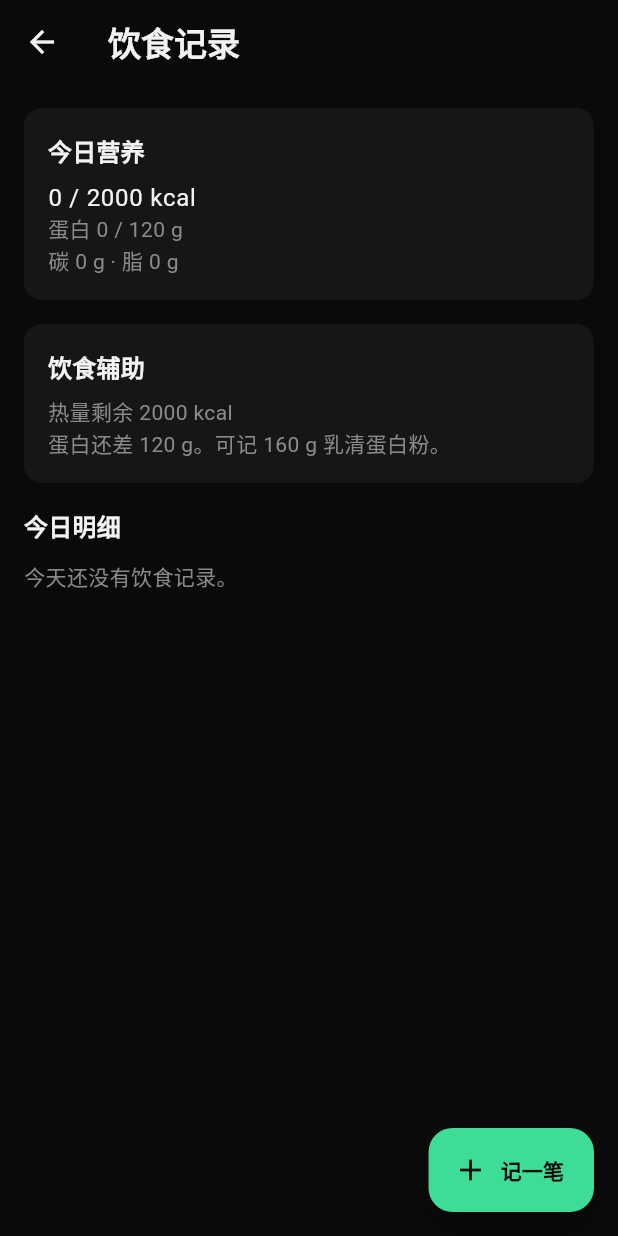
After one commit to fuyuefa/curvefree, a Flutter app: the NutritionPage screen opened directly, on a phone screen of 412 x 824 dp. The commit adds this screen. Run offline on Flutter 3.47's test engine with Material 3 defaults, Android fonts, the phone set to English and light mode, and no system bars; our stand-ins replace flutter_riverpod, lottie, shared_preferences; accounts and stored records are empty.

Commit message:
feat(nutrition): log meals from a licensed local food table
Users can search staples, record grams, see daily macros against targets, and get a protein-gap suggestion without scraping or cloud sync.

```diff
--- a/lib/core/constants/app_tokens.dart
+++ b/lib/core/constants/app_tokens.dart
@@ -30,7 +30,16 @@ abstract final class AppStrings {
   static const String training = '训练';
   static const String nutrition = '饮食';
   static const String trainingHint = '记录组数、重量；动作库可查 Lottie';
-  static const String nutritionHint = '记录饮食与营养目标（后续模块）';
+  static const String nutritionHint = '记饮食、热量蛋白与缺口建议';
+  static const String nutritionLogTitle = '饮食记录';
+  static const String addFood = '记一笔';
+  static const String pickFood = '选择食物';
+  static const String searchFoodHint = '搜索鸡胸、米饭…';
+  static const String emptyFoodLogs = '今天还没有饮食记录。';
+  static const String gramsLabel = '克';
+  static const String todayMacros = '今日营养';
+  static const String dietAssistTitle = '饮食辅助';
+  static const String dietAssistMet = '蛋白目标已覆盖。';
   static const String trainingLogTitle = '训练记录';
   static const String startWorkout = '开始训练';
   static const String emptyWorkouts = '还没有训练课。点下方开始，当场记组。';
--- /dev/null
+++ b/lib/features/nutrition/data/food_catalog.dart
@@ -0,0 +1,68 @@
+import 'dart:convert';
+
+import 'package:curvefree/features/nutrition/models/food_models.dart';
+import 'package:curvefree/features/nutrition/nutrition_constants.dart';
+import 'package:flutter/services.dart';
+
+final class FoodCatalog {
+  FoodCatalog(this.items);
+
+  final List<FoodItem> items;
+
+  static const String assetPath = 'assets/data/foods.json';
+
+  static Future<FoodCatalog> loadFromBundle() async {
+    final raw = await rootBundle.loadString(assetPath);
+    return parse(raw);
+  }
+
+  static FoodCatalog parse(String raw) {
+    final decoded = jsonDecode(raw);
+    if (decoded is! Map) {
+      return FoodCatalog(const <FoodItem>[]);
+    }
+    final foods = decoded[FoodAssetKeys.foods];
+    if (foods is! List) {
+      return FoodCatalog(const <FoodItem>[]);
+    }
+    final items = foods
+        .whereType<Map<Object?, Object?>>()
+        .map(
+          (Map<Object?, Object?> item) => FoodItem.fromJson(
+            item.map(
+              (Object? key, Object? value) => MapEntry(key.toString(), value),
+            ),
+          ),
+        )
+        .toList(growable: false);
+    return FoodCatalog(items);
+  }
+
+  List<FoodItem> search(String query) {
+    final needle = query.trim();
+    if (needle.isEmpty) {
+      return items;
+    }
+    return items
+        .where((FoodItem item) => item.nameZh.contains(needle))
+        .toList(growable: false);
+  }
+
+  FoodItem? byId(String id) {
+    for (final FoodItem item in items) {
+      if (item.id == id) {
+        return item;
+      }
+    }
+    return null;
+  }
+
+  FoodItem? highestProtein() {
+    if (items.isEmpty) {
+      return null;
+    }
+    return items.reduce(
+      (FoodItem a, FoodItem b) => a.proteinG >= b.proteinG ? a : b,
+    );
+  }
+}
--- /dev/null
+++ b/lib/features/nutrition/models/food_models.dart
@@ -0,0 +1,117 @@
+import 'package:curvefree/features/nutrition/nutrition_constants.dart';
+
+final class FoodItem {
+  const FoodItem({
+    required this.id,
+    required this.nameZh,
+    required this.source,
+    required this.kcal,
+    required this.proteinG,
+    required this.carbG,
+    required this.fatG,
+  });
+
+  final String id;
+  final String nameZh;
+  final String source;
+  final double kcal;
+  final double proteinG;
+  final double carbG;
+  final double fatG;
+
+  double scale(double per100, double grams) =>
+      per100 * grams / NutritionDefaults.gramsPerReference;
+
+  factory FoodItem.fromJson(Map<String, Object?> json) {
+    return FoodItem(
+      id: json[FoodAssetKeys.id]?.toString() ?? '',
+      nameZh: json[FoodAssetKeys.nameZh]?.toString() ?? '',
+      source: json[FoodAssetKeys.source]?.toString() ?? 'estimate',
+      kcal: _asDouble(json[FoodAssetKeys.kcal]),
+      proteinG: _asDouble(json[FoodAssetKeys.proteinG]),
+      carbG: _asDouble(json[FoodAssetKeys.carbG]),
+      fatG: _asDouble(json[FoodAssetKeys.fatG]),
+    );
+  }
+}
+
+final class FoodLogEntry {
+  const FoodLogEntry({
+    required this.id,
+    required this.loggedAt,
+    required this.foodId,
+    required this.nameZh,
+    required this.grams,
+    required this.meal,
+  });
+
+  final String id;
+  final DateTime loggedAt;
+  final String foodId;
+  final String nameZh;
+  final double grams;
+  final String meal;
+
+  factory FoodLogEntry.fromJson(Map<String, Object?> json) {
+    return FoodLogEntry(
+      id: json[NutritionJsonKeys.id]?.toString() ?? '',
+      loggedAt:
+          DateTime.tryParse(
+            json[NutritionJsonKeys.loggedAt]?.toString() ?? '',
+          ) ??
+          DateTime.now(),
+      foodId: json[NutritionJsonKeys.foodId]?.toString() ?? '',
+      nameZh: json[NutritionJsonKeys.nameZh]?.toString() ?? '',
+      grams: _asDouble(json[NutritionJsonKeys.grams]),
+      meal: json[NutritionJsonKeys.meal]?.toString() ?? MealNames.snack,
+    );
+  }
+
+  Map<String, Object?> toJson() {
+    return <String, Object?>{
+      NutritionJsonKeys.id: id,
+      NutritionJsonKeys.loggedAt: loggedAt.toIso8601String(),
+      NutritionJsonKeys.foodId: foodId,
+      NutritionJsonKeys.nameZh: nameZh,
+      NutritionJsonKeys.grams: grams,
+      NutritionJsonKeys.meal: meal,
+    };
+  }
+}
+
+final class MacroTotals {
+  const MacroTotals({
+    required this.kcal,
+    required this.proteinG,
+    required this.carbG,
+    required this.fatG,
+  });
+
+  final double kcal;
+  final double proteinG;
+  final double carbG;
+  final double fatG;
+
+  static const MacroTotals zero = MacroTotals(
+    kcal: 0,
+    proteinG: 0,
+    carbG: 0,
+    fatG: 0,
+  );
+
+  MacroTotals operator +(MacroTotals other) {
+    return MacroTotals(
+      kcal: kcal + other.kcal,
+      proteinG: proteinG + other.proteinG,
+      carbG: carbG + other.carbG,
+      fatG: fatG + other.fatG,
+    );
+  }
+}
+
+double _asDouble(Object? value) {
+  if (value is num) {
+    return value.toDouble();
+  }
+  return double.tryParse(value?.toString() ?? '') ?? 0;
+}
--- /dev/null
+++ b/lib/features/nutrition/nutrition_constants.dart
@@ -0,0 +1,52 @@
+abstract final class FoodAssetKeys {
+  static const String id = 'id';
+  static const String nameZh = 'nameZh';
+  static const String source = 'source';
+  static const String kcal = 'kcal';
+  static const String proteinG = 'proteinG';
+  static const String carbG = 'carbG';
+  static const String fatG = 'fatG';
+  static const String foods = 'foods';
+}
+
+abstract final class NutritionJsonKeys {
+  static const String id = 'id';
+  static const String loggedAt = 'loggedAt';
+  static const String foodId = 'foodId';
+  static const String nameZh = 'nameZh';
+  static const String grams = 'grams';
+  static const String meal = 'meal';
+  static const String calorieTarget = 'calorieTargetKcal';
+  static const String proteinTarget = 'proteinTargetG';
+}
+
+abstract final class NutritionDefaults {
+  static const int calorieTargetKcal = 2000;
+  static const int proteinTargetG = 120;
+  static const double gramsPerReference = 100;
+  static const double defaultLogGrams = 100;
+}
+
+abstract final class MealNames {
+  static const String breakfast = 'breakfast';
+  static const String lunch = 'lunch';
+  static const String dinner = 'dinner';
+  static const String snack = 'snack';
+
+  static const List<String> all = <String>[breakfast, lunch, dinner, snack];
+
+  static String labelZh(String meal) {
+    switch (meal) {
+      case breakfast:
+        return '早餐';
+      case lunch:
+        return '午餐';
+      case dinner:
+        return '晚餐';
+      case snack:
+        return '加餐';
+      default:
+        return meal;
+    }
+  }
+}
--- /dev/null
+++ b/lib/features/nutrition/nutrition_math.dart
@@ -0,0 +1,53 @@
+import 'package:curvefree/features/nutrition/models/food_models.dart';
+import 'package:curvefree/features/nutrition/nutrition_constants.dart';
+
+abstract final class NutritionMath {
+  static MacroTotals macrosFor(FoodItem food, double grams) {
+    return MacroTotals(
+      kcal: food.scale(food.kcal, grams),
+      proteinG: food.scale(food.proteinG, grams),
+      carbG: food.scale(food.carbG, grams),
+      fatG: food.scale(food.fatG, grams),
+    );
+  }
+
+  static bool isSameDay(DateTime a, DateTime b) {
+    return a.year == b.year && a.month == b.month && a.day == b.day;
+  }
+
+  static MacroTotals dayTotals({
+    required List<FoodLogEntry> logs,
+    required DateTime day,
+    required FoodItem? Function(String id) foodById,
+  }) {
+    var total = MacroTotals.zero;
+    for (final FoodLogEntry entry in logs) {
+      if (!isSameDay(entry.loggedAt, day)) {
+        continue;
+      }
+      final food = foodById(entry.foodId);
+      if (food == null) {
+        continue;
+      }
+      total += macrosFor(food, entry.grams);
+    }
+    return total;
+  }
+
+  /// Grams of [food] needed to close remaining protein, capped by default log size * 4.
+  static double gramsToFillProtein({
+    required FoodItem food,
+    required double remainingProteinG,
+  }) {
+    if (food.proteinG <= 0 || remainingProteinG <= 0) {
+      return 0;
+    }
+    final grams =
+        remainingProteinG * NutritionDefaults.gramsPerReference / food.proteinG;
+    const maxGrams = NutritionDefaults.defaultLogGrams * 4;
+    if (grams > maxGrams) {
+      return maxGrams;
+    }
+    return grams;
+  }
+}
--- /dev/null
+++ b/lib/features/nutrition/nutrition_providers.dart
@@ -0,0 +1,72 @@
+import 'package:curvefree/core/storage/local_store_providers.dart';
+import 'package:curvefree/features/nutrition/data/food_catalog.dart';
+import 'package:curvefree/features/nutrition/data/food_log_repository.dart';
+import 'package:curvefree/features/nutrition/models/food_models.dart';
+import 'package:curvefree/features/nutrition/nutrition_constants.dart';
+import 'package:flutter_riverpod/flutter_riverpod.dart';
+
+final foodCatalogProvider = FutureProvider<FoodCatalog>((Ref ref) {
+  return FoodCatalog.loadFromBundle();
+});
+
+final foodLogRepositoryProvider = Provider<FoodLogRepository>((Ref ref) {
+  return FoodLogRepository(ref.watch(localStoreProvider));
+});
+
+final foodLogsProvider =
+    AsyncNotifierProvider<FoodLogsController, List<FoodLogEntry>>(
+      FoodLogsController.new,
+    );
+
+final class FoodLogsController extends AsyncNotifier<List<FoodLogEntry>> {
+  @override
+  Future<List<FoodLogEntry>> build() {
+    return ref.read(foodLogRepositoryProvider).list();
+  }
+
+  Future<void> _sync() async {
+    await ref.read(localStoreSnapshotProvider.notifier).reload();
+    state = AsyncData(await ref.read(foodLogRepositoryProvider).list());
+  }
+
+  Future<void> add(FoodLogEntry entry) async {
+    await ref.read(foodLogRepositoryProvider).add(entry);
+    await _sync();
+  }
+
+  Future<void> delete(String id) async {
+    await ref.read(foodLogRepositoryProvider).delete(id);
+    await _sync();
+  }
+}
+
+final class NutritionTargets {
+  const NutritionTargets({required this.calorieKcal, required this.proteinG});
+
+  final int calorieKcal;
+  final int proteinG;
+}
+
+final nutritionTargetsProvider = Provider<NutritionTargets>((Ref ref) {
+  final settings = ref.watch(localStoreSnapshotProvider).valueOrNull?.settings;
+  return NutritionTargets(
+    calorieKcal: _asInt(
+      settings?[NutritionJsonKeys.calorieTarget],
+      NutritionDefaults.calorieTargetKcal,
+    ),
+    proteinG: _asInt(
+      settings?[NutritionJsonKeys.proteinTarget],
+      NutritionDefaults.proteinTargetG,
+    ),
+  );
+});
+
+int _asInt(Object? value, int fallback) {
+  if (value is int) {
+    return value;
+  }
+  if (value is num) {
+    return value.round();
+  }
+  return int.tryParse(value?.toString() ?? '') ?? fallback;
+}
--- /dev/null
+++ b/lib/features/nutrition/pages/nutrition_page.dart
@@ -0,0 +1,281 @@
+import 'package:curvefree/core/constants/app_tokens.dart';
+import 'package:curvefree/features/nutrition/data/food_catalog.dart';
+import 'package:curvefree/features/nutrition/models/food_models.dart';
+import 'package:curvefree/features/nutrition/nutrition_constants.dart';
+import 'package:curvefree/features/nutrition/nutrition_math.dart';
+import 'package:curvefree/features/nutrition/nutrition_providers.dart';
+import 'package:curvefree/features/training/widgets/numeric_keypad_sheet.dart';
+import 'package:flutter/material.dart';
+import 'package:flutter_riverpod/flutter_riverpod.dart';
+
+class NutritionPage extends ConsumerWidget {
+  const NutritionPage({super.key});
+
+  @override
+  Widget build(BuildContext context, WidgetRef ref) {
+    final catalogAsync = ref.watch(foodCatalogProvider);
+    final logsAsync = ref.watch(foodLogsProvider);
+    final targets = ref.watch(nutritionTargetsProvider);
+
+    return Scaffold(
+      appBar: AppBar(title: const Text(AppStrings.nutritionLogTitle)),
+      floatingActionButton: catalogAsync.maybeWhen(
+        data: (FoodCatalog catalog) => FloatingActionButton.extended(
+          key: const Key('btn_add_food'),
+          onPressed: () => _addFood(context, ref, catalog),
+          icon: const Icon(Icons.add),
+          label: const Text(AppStrings.addFood),
+        ),
+        orElse: () => null,
+      ),
+      body: catalogAsync.when(
+        loading: () => const Center(child: Text('正在读取食物库…')),
+        error: (Object error, StackTrace stack) =>
+            Center(child: Text('食物库失败：$error')),
+        data: (FoodCatalog catalog) {
+          return logsAsync.when(
+            loading: () => const Center(child: Text('正在读取饮食记录…')),
+            error: (Object error, StackTrace stack) =>
+                Center(child: Text('读取失败：$error')),
+            data: (List<FoodLogEntry> logs) {
+              final today = DateTime.now();
+              final totals = NutritionMath.dayTotals(
+                logs: logs,
+                day: today,
+                foodById: catalog.byId,
+              );
+              final todayLogs = logs
+                  .where(
+                    (FoodLogEntry e) =>
+                        NutritionMath.isSameDay(e.loggedAt, today),
+                  )
+                  .toList();
+              return ListView(
+                padding: const EdgeInsets.fromLTRB(
+                  AppSpacing.md,
+                  AppSpacing.md,
+                  AppSpacing.md,
+                  96,
+                ),
+                children: [
+                  _SummaryCard(totals: totals, targets: targets),
+                  const SizedBox(height: AppSpacing.md),
+                  _AssistCard(
+                    catalog: catalog,
+                    totals: totals,
+                    targets: targets,
+                  ),
+                  const SizedBox(height: AppSpacing.md),
+                  Text('今日明细', style: Theme.of(context).textTheme.titleMedium),
+                  const SizedBox(height: AppSpacing.sm),
+                  if (todayLogs.isEmpty) const Text(AppStrings.emptyFoodLogs),
+                  for (final FoodLogEntry entry in todayLogs)
+                    _LogTile(
+                      entry: entry,
+                      onDelete: () =>
+                          ref.read(foodLogsProvider.notifier).delete(entry.id),
+                    ),
+                ],
+              );
+            },
+          );
+        },
+      ),
+    );
+  }
+
+  Future<void> _addFood(
+    BuildContext context,
+    WidgetRef ref,
+    FoodCatalog catalog,
+  ) async {
+    final food = await Navigator.of(context).push<FoodItem>(
+      MaterialPageRoute<FoodItem>(
+        builder: (_) => _FoodPickerPage(catalog: catalog),
+      ),
+    );
+    if (food == null || !context.mounted) {
+      return;
+    }
+    final grams = await NumericKeypadSheet.show(
+      context: context,
+      kind: NumericFieldKind.weightKg,
+      initial: NutritionDefaults.defaultLogGrams,
+      title: AppStrings.gramsLabel,
+    );
+    if (grams == null || grams <= 0 || !context.mounted) {
+      return;
+    }
+    final entry = ref
+        .read(foodLogRepositoryProvider)
+        .create(food: food, grams: grams, meal: MealNames.snack);
+    await ref.read(foodLogsProvider.notifier).add(entry);
+  }
+}
+
+class _SummaryCard extends StatelessWidget {
+  const _SummaryCard({required this.totals, required this.targets});
+
+  final MacroTotals totals;
+  final NutritionTargets targets;
+
+  @override
+  Widget build(BuildContext context) {
+    return Container(
+      width: double.infinity,
+      padding: const EdgeInsets.all(AppSpacing.md),
+      decoration: BoxDecoration(
+        color: const Color(AppColors.surface),
+        borderRadius: BorderRadius.circular(AppRadii.md),
+      ),
+      child: Column(
+        crossAxisAlignment: CrossAxisAlignment.start,
+        children: [
+          Text(
+            AppStrings.todayMacros,
+            style: Theme.of(context).textTheme.titleMedium,
+          ),
+          const SizedBox(height: AppSpacing.xs),
+          Text(
+            '${totals.kcal.round()} / ${targets.calorieKcal} kcal',
+            style: Theme.of(context).textTheme.bodyLarge,
+          ),
+          Text(
+            '蛋白 ${totals.proteinG.toStringAsFixed(0)} / ${targets.proteinG} g',
+            style: Theme.of(context).textTheme.bodyMedium,
+          ),
+          Text(
+            '碳 ${totals.carbG.toStringAsFixed(0)} g · 脂 ${totals.fatG.toStringAsFixed(0)} g',
+            style: Theme.of(context).textTheme.bodyMedium,
+          ),
+        ],
+      ),
+    );
+  }
+}
+
+class _AssistCard extends StatelessWidget {
+  const _AssistCard({
+    required this.catalog,
+    required this.totals,
+    required this.targets,
+  });
+
+  final FoodCatalog catalog;
+  final MacroTotals totals;
+  final NutritionTargets targets;
+
+  @override
+  Widget build(BuildContext context) {
+    final remainingProtein = targets.proteinG - totals.proteinG;
+    final remainingKcal = targets.calorieKcal - totals.kcal;
+    final proteinFood = catalog.highestProtein();
+    String suggestion = AppStrings.dietAssistMet;
+    if (remainingProtein > 0 && proteinFood != null) {
+      final grams = NutritionMath.gramsToFillProtein(
+        food: proteinFood,
+        remainingProteinG: remainingProtein,
+      );
+      suggestion =
+          '蛋白还差 ${remainingProtein.toStringAsFixed(0)} g。可记 ${grams.round()} g ${proteinFood.nameZh}。';
+    }
+    return Container(
+      width: double.infinity,
+      padding: const EdgeInsets.all(AppSpacing.md),
+      decoration: BoxDecoration(
+        color: const Color(AppColors.surface),
+        borderRadius: BorderRadius.circular(AppRadii.md),
+      ),
+      child: Column(
+        crossAxisAlignment: CrossAxisAlignment.start,
+        children: [
+          Text(
+            AppStrings.dietAssistTitle,
+            style: Theme.of(context).textTheme.titleMedium,
+          ),
+          const SizedBox(height: AppSpacing.xs),
+          Text(
+            '热量剩余 ${remainingKcal.round()} kcal',
+            style: Theme.of(context).textTheme.bodyMedium,
+          ),
+          Text(suggestion, style: Theme.of(context).textTheme.bodyMedium),
+        ],
+      ),
+    );
+  }
+}
+
+class _LogTile extends StatelessWidget {
+  const _LogTile({required this.entry, required this.onDelete});
+
+  final FoodLogEntry entry;
+  final VoidCallback onDelete;
+
+  @override
+  Widget build(BuildContext context) {
+    return ListTile(
+      contentPadding: EdgeInsets.zero,
+      title: Text(entry.nameZh),
+      subtitle: Text(
+        '${MealNames.labelZh(entry.meal)} · ${entry.grams.round()} g',
+      ),
+      trailing: IconButton(
+        onPressed: onDelete,
+        icon: const Icon(Icons.delete_outline),
+      ),
+    );
+  }
+}
+
+class _FoodPickerPage extends StatefulWidget {
+  const _FoodPickerPage({required this.catalog});
+
+  final FoodCatalog catalog;
+
+  @override
+  State<_FoodPickerPage> createState() => _FoodPickerPageState();
+}
+
+class _FoodPickerPageState extends State<_FoodPickerPage> {
+  String _query = '';
+
+  @override
+  Widget build(BuildContext context) {
+    final items = widget.catalog.search(_query);
+    return Scaffold(
+      appBar: AppBar(title: const Text(AppStrings.pickFood)),
+      body: Column(
+        children: [
+          Padding(
+            padding: const EdgeInsets.all(AppSpacing.md),
+            child: TextField(
+              key: const Key('field_food_search'),
+              decoration: const InputDecoration(
+                hintText: AppStrings.searchFoodHint,
+                filled: true,
+                fillColor: Color(AppColors.surface),
+                border: InputBorder.none,
+              ),
+              onChanged: (String value) => setState(() => _query = value),
+            ),
+          ),
+          Expanded(
+            child: ListView.builder(
+              itemCount: items.length,
+              itemBuilder: (BuildContext context, int index) {
+                final food = items[index];
+                return ListTile(
+                  title: Text(food.nameZh),
+                  subtitle: Text(
+                    '${food.kcal.round()} kcal · 蛋白 ${food.proteinG} g / 100g',
+                  ),
+                  onTap: () => Navigator.pop(context, food),
+                );
+              },
+            ),
+          ),
+        ],
+      ),
+    );
+  }
+}
--- a/pubspec.yaml
+++ b/pubspec.yaml
@@ -28,3 +28,4 @@ flutter:
   uses-material-design: true
   assets:
     - assets/lottie/
+    - assets/data/foods.json
```
Also changed, not shown: assets/data/foods.json (added, +30 -0 lines), lib/features/home/home_page.dart (+10 -2 lines), lib/features/nutrition/data/food_log_repository.dart (added, +52 -0 lines), 5 other files.
